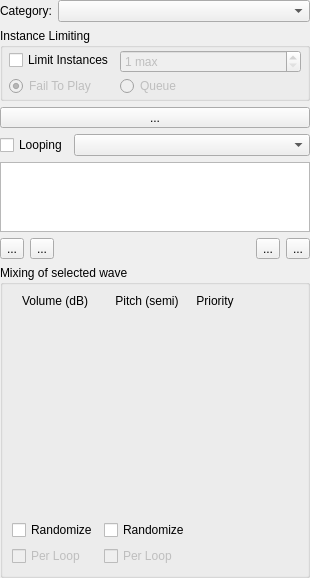
Before: the Qt Designer form DesignerTool/src/WidgetAudioState.ui in GameOverture/HarmonyEngine, drawn with Qt 5.
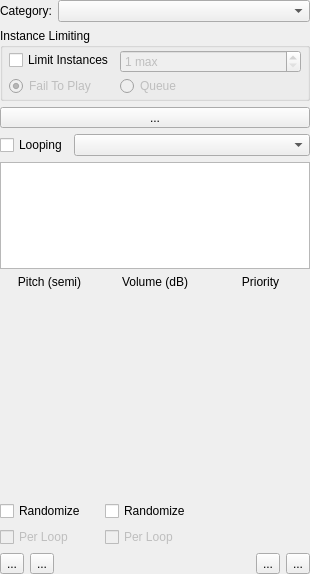
After: the same form once the commit is applied. Icons and pictures are not drawn. Custom widgets are drawn as their Qt base class.

Commit message: ItemWidgets now hold a reference to Audio manager

```diff
--- a/DesignerTool/src/WidgetAudioState.ui
+++ b/DesignerTool/src/WidgetAudioState.ui
@@ -197,118 +197,7 @@
     </widget>
    </item>
    <item>
-    <layout class="QHBoxLayout" name="horizontalLayout_5">
-     <property name="sizeConstraint">
-      <enum>QLayout::SetFixedSize</enum>
-     </property>
-     <item>
-      <widget class="QToolButton" name="btnAddWaves">
-       <property name="text">
-        <string>...</string>
-       </property>
-      </widget>
-     </item>
-     <item>
-      <widget class="QToolButton" name="btnRemoveWave">
-       <property name="text">
-        <string>...</string>
-       </property>
-      </widget>
-     </item>
-     <item>
-      <spacer name="horizontalSpacer_5">
-       <property name="orientation">
-        <enum>Qt::Horizontal</enum>
-       </property>
-       <property name="sizeHint" stdset="0">
-        <size>
-         <width>40</width>
-         <height>20</height>
-        </size>
-       </property>
-      </spacer>
-     </item>
-     <item>
-      <widget class="QToolButton" name="btnOrderWaveUp">
-       <property name="text">
-        <string>...</string>
-       </property>
-      </widget>
-     </item>
-     <item>
-      <widget class="QToolButton" name="btnOrderWaveDown">
-       <property name="text">
-        <string>...</string>
-       </property>
-      </widget>
-     </item>
-    </layout>
-   </item>
-   <item>
-    <widget class="QGroupBox" name="groupBox">
-     <property name="sizePolicy">
-      <sizepolicy hsizetype="Preferred" vsizetype="Fixed">
-       <horstretch>0</horstretch>
-       <verstretch>0</verstretch>
-      </sizepolicy>
-     </property>
-     <property name="title">
-      <string>Mixing of selected wave</string>
-     </property>
-     <layout class="QHBoxLayout" name="horizontalLayout_2">
-      <item>
-       <layout class="QVBoxLayout" name="verticalLayout_2">
-        <item>
-         <widget class="QLabel" name="label_2">
-          <property name="text">
-           <string>Volume (dB)</string>
-          </property>
-          <property name="alignment">
-           <set>Qt::AlignCenter</set>
-          </property>
-         </widget>
-        </item>
-        <item>
-         <widget class="WidgetRangedSlider" name="widget_2" native="true">
-          <property name="sizePolicy">
-           <sizepolicy hsizetype="Preferred" vsizetype="Expanding">
-            <horstretch>0</horstretch>
-            <verstretch>0</verstretch>
-           </sizepolicy>
-          </property>
-          <property name="minimumSize">
-           <size>
-            <width>0</width>
-            <height>200</height>
-           </size>
-          </property>
-          <property name="maximumSize">
-           <size>
-            <width>16777215</width>
-            <height>200</height>
-           </size>
-          </property>
-         </widget>
-        </item>
-        <item>
-         <widget class="QCheckBox" name="checkBox_2">
-          <property name="text">
-           <string>Randomize</string>
-          </property>
-         </widget>
-        </item>
-        <item>
-         <widget class="QCheckBox" name="checkBox">
-          <property name="enabled">
-           <bool>false</bool>
-          </property>
-          <property name="text">
-           <string>Per Loop</string>
-          </property>
-         </widget>
-        </item>
-       </layout>
-      </item>
+    <layout class="QHBoxLayout" name="horizontalLayout_6">
       <item>
        <layout class="QVBoxLayout" name="verticalLayout_3">
         <item>
@@ -362,6 +251,59 @@
         </item>
        </layout>
       </item>
+     <item>
+      <layout class="QVBoxLayout" name="verticalLayout_2">
+       <item>
+        <widget class="QLabel" name="label_2">
+         <property name="text">
+          <string>Volume (dB)</string>
+         </property>
+         <property name="alignment">
+          <set>Qt::AlignCenter</set>
+         </property>
+        </widget>
+       </item>
+       <item>
+        <widget class="WidgetRangedSlider" name="widget_2" native="true">
+         <property name="sizePolicy">
+          <sizepolicy hsizetype="Preferred" vsizetype="Expanding">
+           <horstretch>0</horstretch>
+           <verstretch>0</verstretch>
+          </sizepolicy>
+         </property>
+         <property name="minimumSize">
+          <size>
+           <width>0</width>
+           <height>200</height>
+          </size>
+         </property>
+         <property name="maximumSize">
+          <size>
+           <width>16777215</width>
+           <height>200</height>
+          </size>
+         </property>
+        </widget>
+       </item>
+       <item>
+        <widget class="QCheckBox" name="checkBox_2">
+         <property name="text">
+          <string>Randomize</string>
+         </property>
+        </widget>
+       </item>
+       <item>
+        <widget class="QCheckBox" name="checkBox">
+         <property name="enabled">
+          <bool>false</bool>
+         </property>
+         <property name="text">
+          <string>Per Loop</string>
+         </property>
+        </widget>
+       </item>
+      </layout>
+     </item>
       <item>
        <layout class="QVBoxLayout" name="verticalLayout_4">
         <item>
@@ -411,8 +353,29 @@
         </item>
        </layout>
       </item>
+    </layout>
+   </item>
       <item>
-       <spacer name="horizontalSpacer">
+    <layout class="QHBoxLayout" name="horizontalLayout_5">
+     <property name="sizeConstraint">
+      <enum>QLayout::SetFixedSize</enum>
+     </property>
+     <item>
+      <widget class="QToolButton" name="btnAddWaves">
+       <property name="text">
+        <string>...</string>
+       </property>
+      </widget>
+     </item>
+     <item>
+      <widget class="QToolButton" name="btnRemoveWave">
+       <property name="text">
+        <string>...</string>
+       </property>
+      </widget>
+     </item>
+     <item>
+      <spacer name="horizontalSpacer_5">
         <property name="orientation">
          <enum>Qt::Horizontal</enum>
         </property>
@@ -424,8 +387,21 @@
         </property>
        </spacer>
       </item>
-     </layout>
-    </widget>
+     <item>
+      <widget class="QToolButton" name="btnOrderWaveUp">
+       <property name="text">
+        <string>...</string>
+       </property>
+      </widget>
+     </item>
+     <item>
+      <widget class="QToolButton" name="btnOrderWaveDown">
+       <property name="text">
+        <string>...</string>
+       </property>
+      </widget>
+     </item>
+    </layout>
    </item>
   </layout>
  </widget>
```
Left out of the diff: 10 changed lines with no effect on the pictures. Lines whose indentation alone changed are shown as unchanged. The commit also changes 17 other files.
